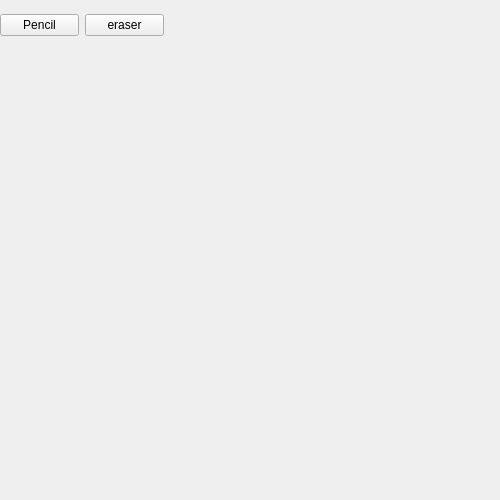
Kleb0/Corrupt_World_Engine, file PaintApp/ui/paint.ui: the form before one commit.
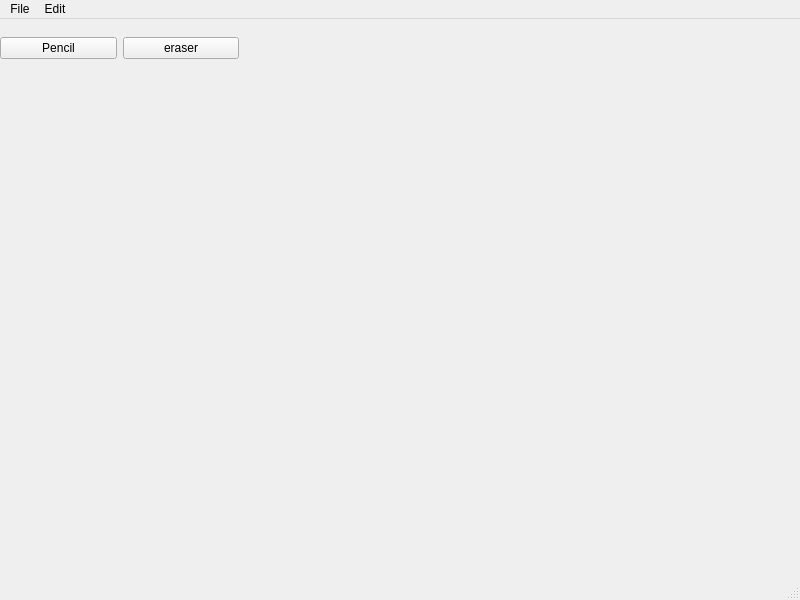
The form after the commit.

```diff
--- a/PaintApp/ui/paint.ui
+++ b/PaintApp/ui/paint.ui
@@ -1,31 +1,26 @@
 <?xml version="1.0" encoding="UTF-8"?>
 <ui version="4.0">
- <class>Qdrawer</class>
- <widget class="QWidget" name="Qdrawer">
+ <class>MainWindow</class>
+ <widget class="QMainWindow" name="MainWindow">
   <property name="geometry">
    <rect>
     <x>0</x>
     <y>0</y>
-    <width>500</width>
-    <height>500</height>
+    <width>800</width>
+    <height>600</height>
    </rect>
   </property>
-  <property name="maximumSize">
-   <size>
-    <width>500</width>
-    <height>500</height>
-   </size>
-  </property>
   <property name="windowTitle">
    <string>Form</string>
   </property>
+  <widget class="QWidget" name="centralwidget">
   <widget class="QWidget" name="horizontalLayoutWidget">
    <property name="geometry">
     <rect>
      <x>0</x>
      <y>0</y>
-     <width>164</width>
-     <height>51</height>
+      <width>239</width>
+      <height>59</height>
     </rect>
    </property>
    <layout class="QHBoxLayout" name="horizontalLayout">
@@ -45,6 +40,30 @@
     </item>
    </layout>
   </widget>
+  </widget>
+  <widget class="QMenuBar" name="menubar">
+   <property name="geometry">
+    <rect>
+     <x>0</x>
+     <y>0</y>
+     <width>800</width>
+     <height>21</height>
+    </rect>
+   </property>
+   <widget class="QMenu" name="menuFile">
+    <property name="title">
+     <string>File</string>
+    </property>
+   </widget>
+   <widget class="QMenu" name="menuEdit">
+    <property name="title">
+     <string>Edit</string>
+    </property>
+   </widget>
+   <addaction name="menuFile"/>
+   <addaction name="menuEdit"/>
+  </widget>
+  <widget class="QStatusBar" name="statusbar"/>
  </widget>
  <resources/>
  <connections/>
```
Left out of the diff: 4 changed lines with no effect on the pictures. Lines whose indentation alone changed are shown as unchanged.
